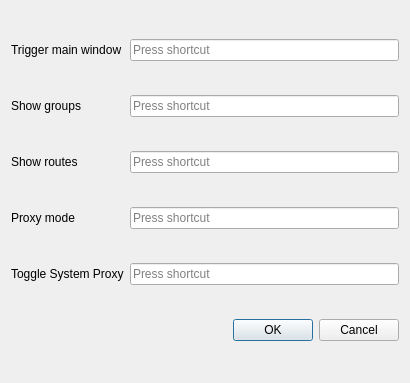
First picture: the form in include/ui/setting/dialog_hotkey.ui, repository mipselqq/waterdisco, before the edit.
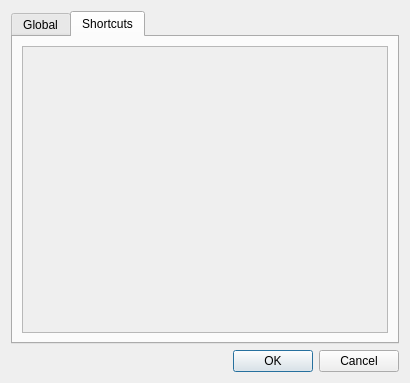
Second picture: the form after the edit. The open tabs and pages were chosen to show the change. Custom widgets are drawn as their Qt base class.

Commit message: add custom shortcut settings

```diff
--- a/include/ui/setting/dialog_hotkey.ui
+++ b/include/ui/setting/dialog_hotkey.ui
@@ -13,24 +13,17 @@
   <property name="windowTitle">
    <string>Hotkey</string>
   </property>
-  <layout class="QGridLayout" name="gridLayout">
-   <item row="1" column="0">
-    <widget class="QLabel" name="label_3">
-     <property name="text">
-      <string>Show groups</string>
+  <layout class="QVBoxLayout" name="verticalLayout">
+   <item>
+    <widget class="QTabWidget" name="tabWidget">
+     <property name="currentIndex">
+      <number>0</number>
      </property>
-    </widget>
-   </item>
-   <item row="5" column="1">
-    <widget class="QDialogButtonBox" name="buttonBox">
-     <property name="focusPolicy">
-      <enum>Qt::StrongFocus</enum>
-     </property>
-     <property name="standardButtons">
-      <set>QDialogButtonBox::Cancel|QDialogButtonBox::Ok</set>
-     </property>
-    </widget>
-   </item>
+     <widget class="QWidget" name="tab">
+      <attribute name="title">
+       <string>Global</string>
+      </attribute>
+      <layout class="QFormLayout" name="formLayout">
    <item row="0" column="0">
     <widget class="QLabel" name="label">
      <property name="text">
@@ -38,6 +31,19 @@
      </property>
     </widget>
    </item>
+       <item row="0" column="1">
+        <widget class="QtExtKeySequenceEdit" name="show_mainwindow"/>
+       </item>
+       <item row="1" column="0">
+        <widget class="QLabel" name="label_3">
+         <property name="text">
+          <string>Show groups</string>
+         </property>
+        </widget>
+       </item>
+       <item row="1" column="1">
+        <widget class="QtExtKeySequenceEdit" name="show_groups"/>
+       </item>
    <item row="2" column="0">
     <widget class="QLabel" name="label_4">
      <property name="text">
@@ -45,8 +51,8 @@
      </property>
     </widget>
    </item>
-   <item row="3" column="1">
-    <widget class="QtExtKeySequenceEdit" name="system_proxy"/>
+       <item row="2" column="1">
+        <widget class="QtExtKeySequenceEdit" name="show_routes"/>
    </item>
    <item row="3" column="0">
     <widget class="QLabel" name="label_2">
@@ -55,17 +61,8 @@
      </property>
     </widget>
    </item>
-   <item row="1" column="1">
-    <widget class="QtExtKeySequenceEdit" name="show_groups"/>
-   </item>
-   <item row="2" column="1">
-    <widget class="QtExtKeySequenceEdit" name="show_routes"/>
-   </item>
-   <item row="0" column="1">
-    <widget class="QtExtKeySequenceEdit" name="show_mainwindow"/>
-   </item>
-   <item row="4" column="1">
-    <widget class="QKeySequenceEdit" name="toggle_proxy"/>
+       <item row="3" column="1">
+        <widget class="QtExtKeySequenceEdit" name="system_proxy"/>
    </item>
    <item row="4" column="0">
     <widget class="QLabel" name="toggle_proxy_l">
@@ -74,6 +71,50 @@
      </property>
     </widget>
    </item>
+       <item row="4" column="1">
+        <widget class="QKeySequenceEdit" name="toggle_proxy"/>
+       </item>
+      </layout>
+     </widget>
+     <widget class="QWidget" name="tab_2">
+      <attribute name="title">
+       <string>Shortcuts</string>
+      </attribute>
+      <layout class="QHBoxLayout" name="horizontalLayout">
+       <item>
+        <widget class="QScrollArea" name="shortcut_area">
+         <property name="horizontalScrollBarPolicy">
+          <enum>Qt::ScrollBarPolicy::ScrollBarAsNeeded</enum>
+         </property>
+         <property name="widgetResizable">
+          <bool>true</bool>
+         </property>
+         <widget class="QWidget" name="scrollAreaWidgetContents">
+          <property name="geometry">
+           <rect>
+            <x>0</x>
+            <y>0</y>
+            <width>380</width>
+            <height>311</height>
+           </rect>
+          </property>
+         </widget>
+        </widget>
+       </item>
+      </layout>
+     </widget>
+    </widget>
+   </item>
+   <item>
+    <widget class="QDialogButtonBox" name="buttonBox">
+     <property name="focusPolicy">
+      <enum>Qt::FocusPolicy::StrongFocus</enum>
+     </property>
+     <property name="standardButtons">
+      <set>QDialogButtonBox::StandardButton::Cancel|QDialogButtonBox::StandardButton::Ok</set>
+     </property>
+    </widget>
+   </item>
   </layout>
  </widget>
  <customwidgets>
```
Left out of the diff: 4 changed lines with no effect on the pictures. Lines whose indentation alone changed are shown as unchanged. The commit also changes 8 other files.
